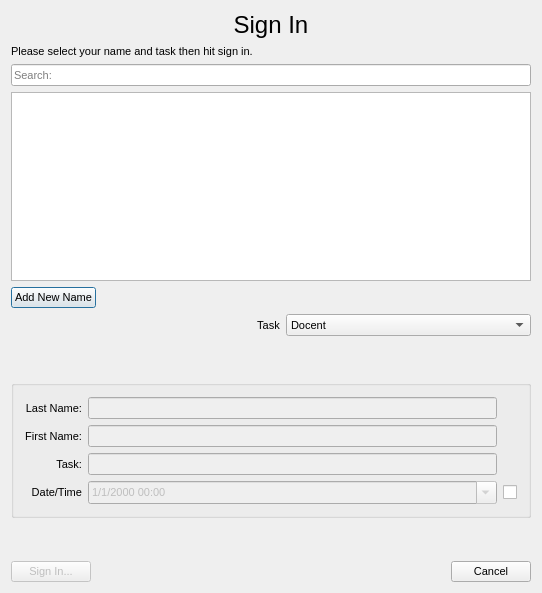
Before: the Qt Designer form SignInDialog.ui in Beanalones/Log_Notebook, drawn with Qt 5.
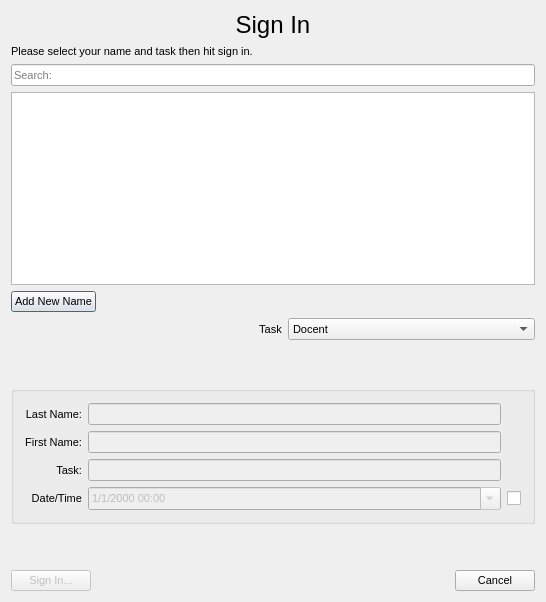
After: the same form once the commit is applied.

```diff
--- a/SignInDialog.ui
+++ b/SignInDialog.ui
@@ -6,8 +6,8 @@
    <rect>
     <x>0</x>
     <y>0</y>
-    <width>542</width>
-    <height>593</height>
+    <width>546</width>
+    <height>602</height>
    </rect>
   </property>
   <property name="sizePolicy">
```
Left out of the diff: 3 changed lines with no effect on the pictures.
